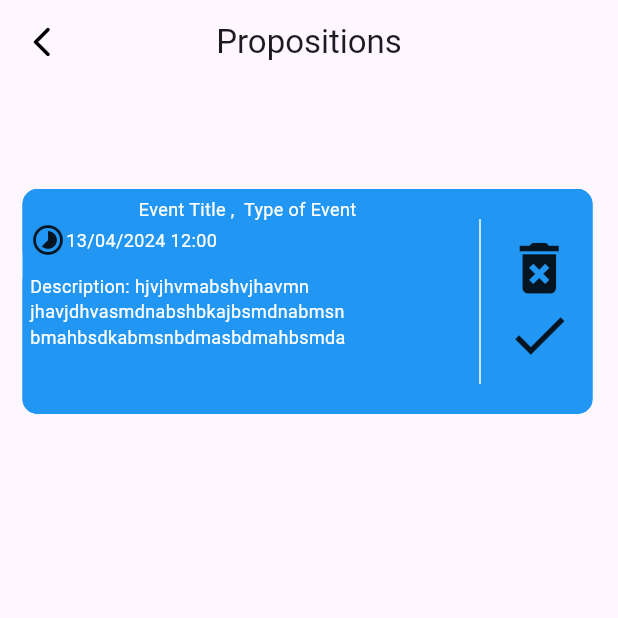
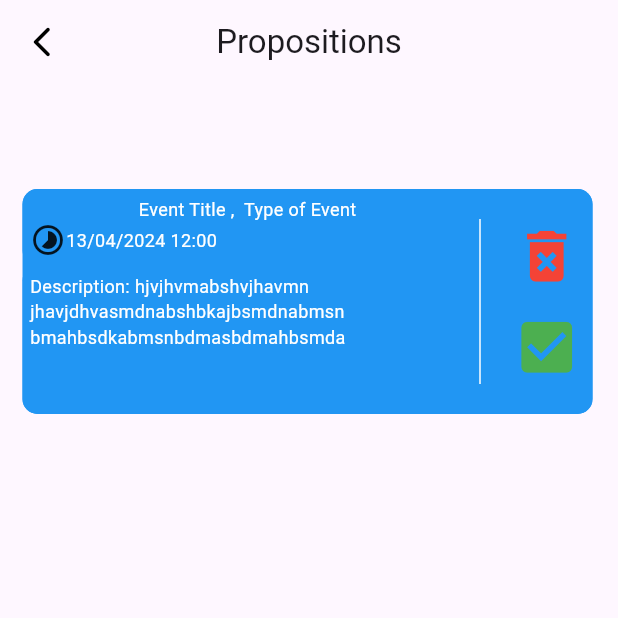
Before and after one commit to aymanerihane/UniEvents, a Flutter app: the Propositions screen opened directly, on a phone screen of 412 x 824 dp, the top half of it. Run offline on Flutter 3.47's test engine with Material 3 defaults, Android fonts, the phone set to English and light mode, and no system bars; our stand-ins replace date_picker_timeline, file_picker, get, hidden_drawer_menu, sqflite; accounts and stored records are empty; network calls fail.

Commit message:
adding proposition Description Page

```diff
--- a/unievents/lib/templates/Proposition/Propositions.dart
+++ b/unievents/lib/templates/Proposition/Propositions.dart
@@ -1,5 +1,6 @@
 import 'package:flutter/material.dart';
 import 'package:get/get.dart';
+import 'package:unievents/templates/Proposition/Proposition%20description.dart';
 
 
 
@@ -16,7 +17,10 @@ const Propositions({super.key});
           Row(
             mainAxisAlignment: MainAxisAlignment.start,
             children: [
-          Container(
+              GestureDetector(
+                onTap:  ()=> Get.to( PropositionDesc(heroTag:0 )),
+
+           child:  Container(
             margin: EdgeInsets.fromLTRB(15.0,70.0 ,5.0,20.0),
            width: 380,
             height: 150,
@@ -112,19 +116,21 @@ const Propositions({super.key});
                                 endIndent: 20,
                                 indent: 20,
                               ),
-                               SizedBox(width: 12),
+                               SizedBox(width: 9),
                              Column(
                               mainAxisAlignment: MainAxisAlignment.center,
                           children: [
-                              Icon(
-                              Icons.delete_forever,
-                              size: 45.0,
+                             IconButton(
+                                icon: const Icon(Icons.delete_forever, color: Colors.red),
+                                iconSize: 45.0,
+                                onPressed: () => Get.back(),
                               ),
                                SizedBox(width: 20),
-                            Icon(
-                              Icons.check,
-                              size: 45.0,
-                              ),
+                           IconButton(
+                              icon: const Icon(Icons.check_box, color: Colors.green),
+                              iconSize: 45.0,
+                              onPressed: () => Get.back(),
+                            ),
 
 
                           ],
@@ -142,8 +148,9 @@ const Propositions({super.key});
 
               ],
             ),
-          )
-          ]
+          ),
+        ),
+          ],
           )
 
         ],
```
Also changed, not shown: unievents/lib/templates/Proposition/Proposition description.dart (added, +59 -0 lines), 1 other file.
